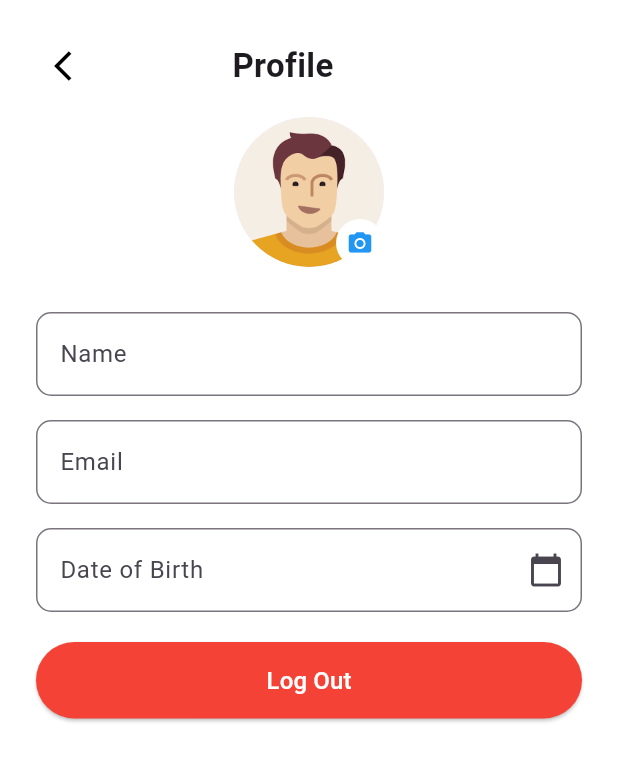
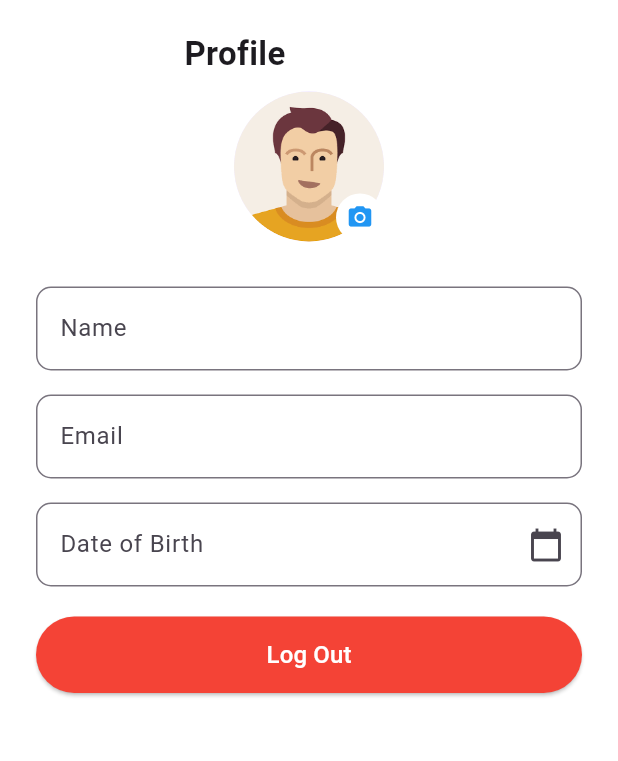
Before and after one commit to NguyenLam1708/laptrinhthietbididong, a Flutter app: the ProfileScreen screen opened directly with empty values, on a phone screen of 412 x 824 dp. Shown: the top 761 px of the screen. Run offline on Flutter 3.47's test engine with Material 3 defaults, Android fonts, the phone set to English and light mode, and no system bars; our stand-ins replace firebase_auth, firebase_core, google_sign_in; accounts and stored records are empty.

Commit message:
update baitaptuan5 mvvm

```diff
--- a/lib/views/login_screen.dart
+++ b/lib/views/login_screen.dart
@@ -7,7 +7,7 @@ class LoginScreen extends StatelessWidget {
 
   @override
   Widget build(BuildContext context) {
-    final AuthViewModel loginViewModel = AuthViewModel(); // Khởi tạo LoginViewModel
+    final AuthViewModel authViewModel = AuthViewModel();
 
     return Scaffold(
       backgroundColor: Colors.white,
@@ -53,7 +53,7 @@ class LoginScreen extends StatelessWidget {
                       shape: RoundedRectangleBorder(borderRadius: BorderRadius.circular(8)),
                     ),
                     onPressed: () async {
-                      final user = await loginViewModel.signInWithGoogle();
+                      final user = await authViewModel.signInWithGoogle();
                       if (user != null && context.mounted) {
                         Navigator.pushReplacement(
                           context,
--- a/lib/views/profile_screen.dart
+++ b/lib/views/profile_screen.dart
@@ -5,7 +5,7 @@ import 'login_screen.dart';  // Import trang đăng nhập
 
 class ProfileScreen extends StatelessWidget {
   final UserModel user;
-  final AuthViewModel loginViewModel = AuthViewModel(); // Khởi tạo LoginViewModel
+  final AuthViewModel authViewModel = AuthViewModel(); // Khởi tạo LoginViewModel
 
   ProfileScreen({Key? key, required this.user}) : super(key: key);
 
@@ -22,10 +22,6 @@ class ProfileScreen extends StatelessWidget {
               // Back Button + Title
               Row(
                 children: [
-                  IconButton(
-                    icon: const Icon(Icons.arrow_back_ios, color: Colors.black),
-                    onPressed: () => Navigator.pop(context),
-                  ),
                   const Spacer(),
                   const Text(
                     'Profile',
@@ -92,7 +88,7 @@ class ProfileScreen extends StatelessWidget {
                 width: double.infinity,
                 child: ElevatedButton(
                   onPressed: () async {
-                    await loginViewModel.signOut();
+                    await authViewModel.signOut();
                     Navigator.pushReplacement(
                       context,
                       MaterialPageRoute(builder: (context) => LoginScreen()),
```
